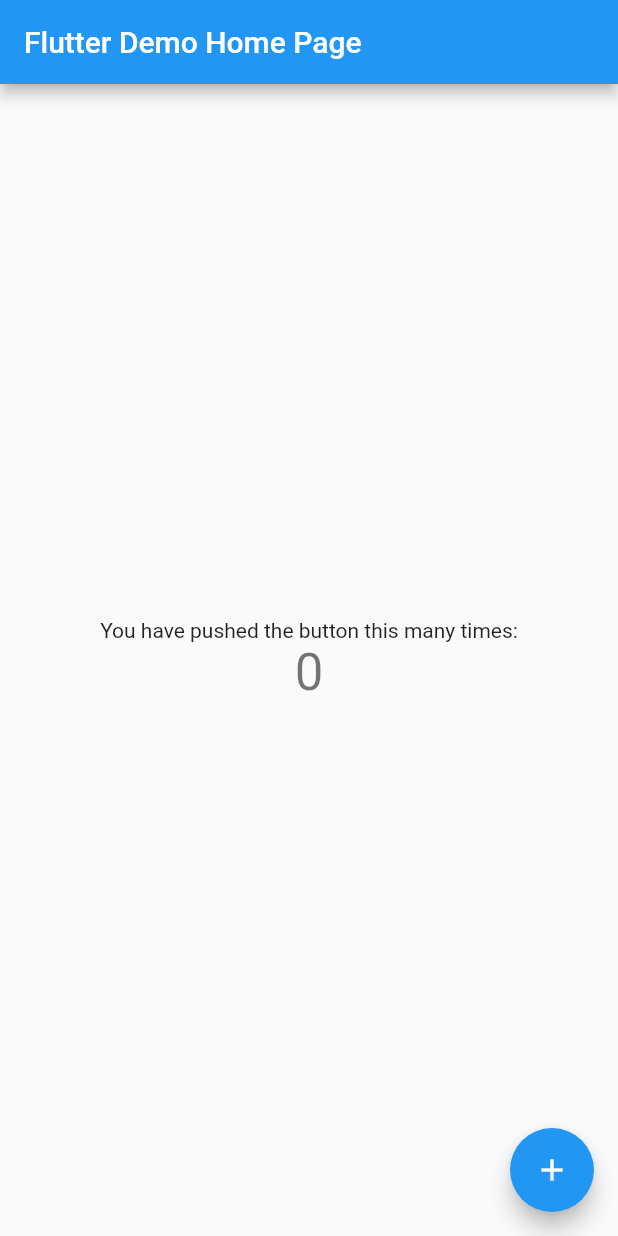
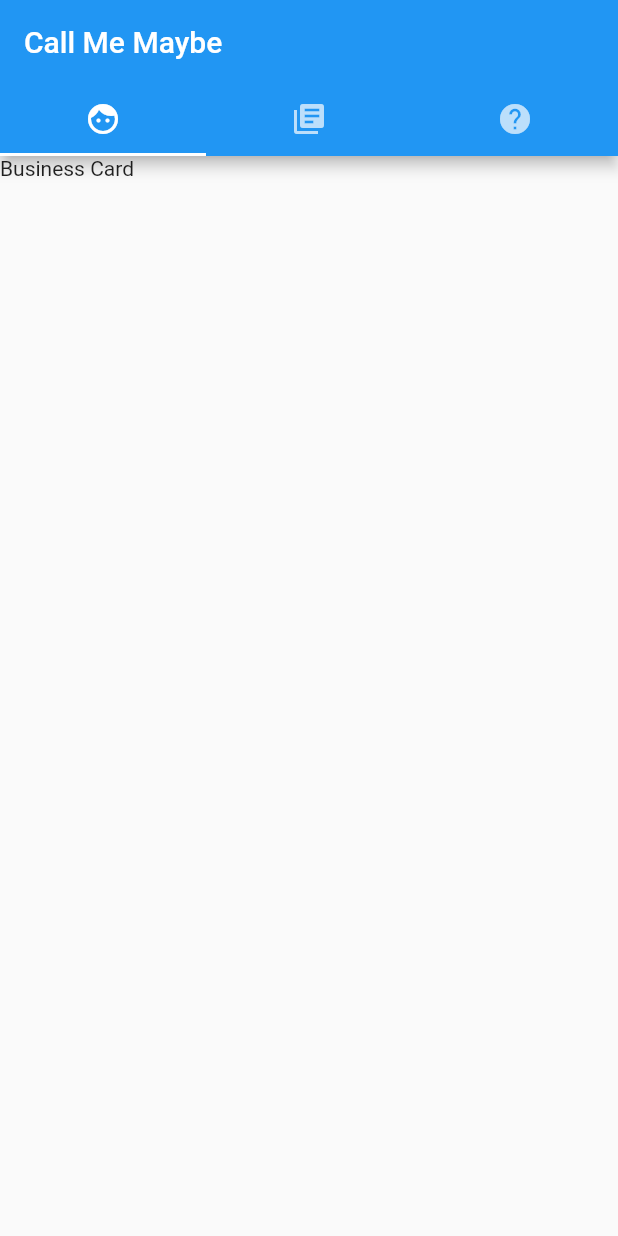
Before and after one commit to anderja8/resumeFlutterApp, a Flutter app: the screen it shows after launch, on a phone screen of 412 x 824 dp. Run offline on Flutter 3.47's test engine with Material 2 defaults, Android fonts, the phone set to English and light mode, and no system bars.

Commit message:
Tab bar and page stubs created

```diff
--- /dev/null
+++ b/lib/BusinessCardPage.dart
@@ -0,0 +1,10 @@
+import 'package:flutter/material.dart';
+
+class BusinessCardPage extends StatelessWidget {
+  BusinessCardPage({Key key}) : super(key: key);
+
+  @override
+  Widget build(BuildContext context) {
+    return Text('Business Card Page');
+  }
+}
--- a/lib/main.dart
+++ b/lib/main.dart
@@ -1,117 +1,37 @@
 import 'package:flutter/material.dart';
+import 'NavController.dart';
 
 void main() {
-  runApp(MyApp());
+  runApp(ResumeApp());
 }
 
-class MyApp extends StatelessWidget {
-  // This widget is the root of your application.
+class ResumeApp extends StatelessWidget {
   @override
   Widget build(BuildContext context) {
     return MaterialApp(
-      title: 'Flutter Demo',
-      theme: ThemeData(
-        // This is the theme of your application.
-        //
-        // Try running your application with "flutter run". You'll see the
-        // application has a blue toolbar. Then, without quitting the app, try
-        // changing the primarySwatch below to Colors.green and then invoke
-        // "hot reload" (press "r" in the console where you ran "flutter run",
-        // or simply save your changes to "hot reload" in a Flutter IDE).
-        // Notice that the counter didn't reset back to zero; the application
-        // is not restarted.
-        primarySwatch: Colors.blue,
-        // This makes the visual density adapt to the platform that you run
-        // the app on. For desktop platforms, the controls will be smaller and
-        // closer together (more dense) than on mobile platforms.
-        visualDensity: VisualDensity.adaptivePlatformDensity,
-      ),
-      home: MyHomePage(title: 'Flutter Demo Home Page'),
-    );
+        title: 'Call Me Maybe',
+        theme: ThemeData(
+          primarySwatch: Colors.blue,
+          visualDensity: VisualDensity.adaptivePlatformDensity,
+        ),
+        home: DefaultTabController(
+            length: 3,
+            child: Scaffold(
+                appBar: AppBar(
+                    title: Text('Call Me Maybe'),
+                    bottom: TabBar(tabs: [
+                      iconTab(Icons.face),
+                      iconTab(Icons.library_books),
+                      iconTab(Icons.help),
+                    ])),
+                body: TabBarView(children: [
+                  Text('Business Card'),
+                  Text('Resume'),
+                  Text('Magic Picker'),
+                ]))));
   }
 }
 
-class MyHomePage extends StatefulWidget {
-  MyHomePage({Key key, this.title}) : super(key: key);
-
-  // This widget is the home page of your application. It is stateful, meaning
-  // that it has a State object (defined below) that contains fields that affect
-  // how it looks.
-
-  // This class is the configuration for the state. It holds the values (in this
-  // case the title) provided by the parent (in this case the App widget) and
-  // used by the build method of the State. Fields in a Widget subclass are
-  // always marked "final".
-
-  final String title;
-
-  @override
-  _MyHomePageState createState() => _MyHomePageState();
+Widget iconTab(IconData icon) {
+  return Tab(icon: Icon(icon));
 }
-
-class _MyHomePageState extends State<MyHomePage> {
-  int _counter = 0;
-
-  void _incrementCounter() {
-    setState(() {
-      // This call to setState tells the Flutter framework that something has
-      // changed in this State, which causes it to rerun the build method below
-      // so that the display can reflect the updated values. If we changed
-      // _counter without calling setState(), then the build method would not be
-      // called again, and so nothing would appear to happen.
-      _counter++;
-    });
-  }
-
-  @override
-  Widget build(BuildContext context) {
-    // This method is rerun every time setState is called, for instance as done
-    // by the _incrementCounter method above.
-    //
-    // The Flutter framework has been optimized to make rerunning build methods
-    // fast, so that you can just rebuild anything that needs updating rather
-    // than having to individually change instances of widgets.
-    return Scaffold(
-      appBar: AppBar(
-        // Here we take the value from the MyHomePage object that was created by
-        // the App.build method, and use it to set our appbar title.
-        title: Text(widget.title),
-      ),
-      body: Center(
-        // Center is a layout widget. It takes a single child and positions it
-        // in the middle of the parent.
-        child: Column(
-          // Column is also a layout widget. It takes a list of children and
-          // arranges them vertically. By default, it sizes itself to fit its
-          // children horizontally, and tries to be as tall as its parent.
-          //
-          // Invoke "debug painting" (press "p" in the console, choose the
-          // "Toggle Debug Paint" action from the Flutter Inspector in Android
-          // Studio, or the "Toggle Debug Paint" command in Visual Studio Code)
-          // to see the wireframe for each widget.
-          //
-          // Column has various properties to control how it sizes itself and
-          // how it positions its children. Here we use mainAxisAlignment to
-          // center the children vertically; the main axis here is the vertical
-          // axis because Columns are vertical (the cross axis would be
-          // horizontal).
-          mainAxisAlignment: MainAxisAlignment.center,
-          children: <Widget>[
-            Text(
-              'You have pushed the button this many times:',
-            ),
-            Text(
-              '$_counter',
-              style: Theme.of(context).textTheme.headline4,
-            ),
-          ],
-        ),
-      ),
-      floatingActionButton: FloatingActionButton(
-        onPressed: _incrementCounter,
-        tooltip: 'Increment',
-        child: Icon(Icons.add),
-      ), // This trailing comma makes auto-formatting nicer for build methods.
-    );
-  }
-}
```
Also changed, not shown: lib/CallBackGuessPage.dart (added, +10 -0 lines), lib/NavController.dart (added, +40 -0 lines), lib/ResumePage.dart (added, +10 -0 lines).
